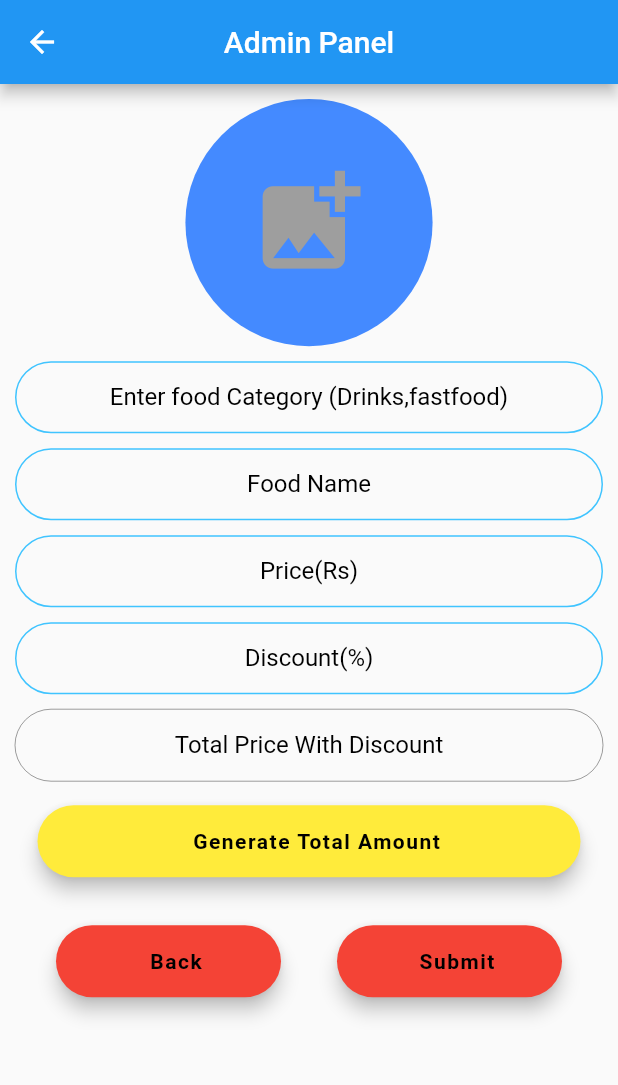
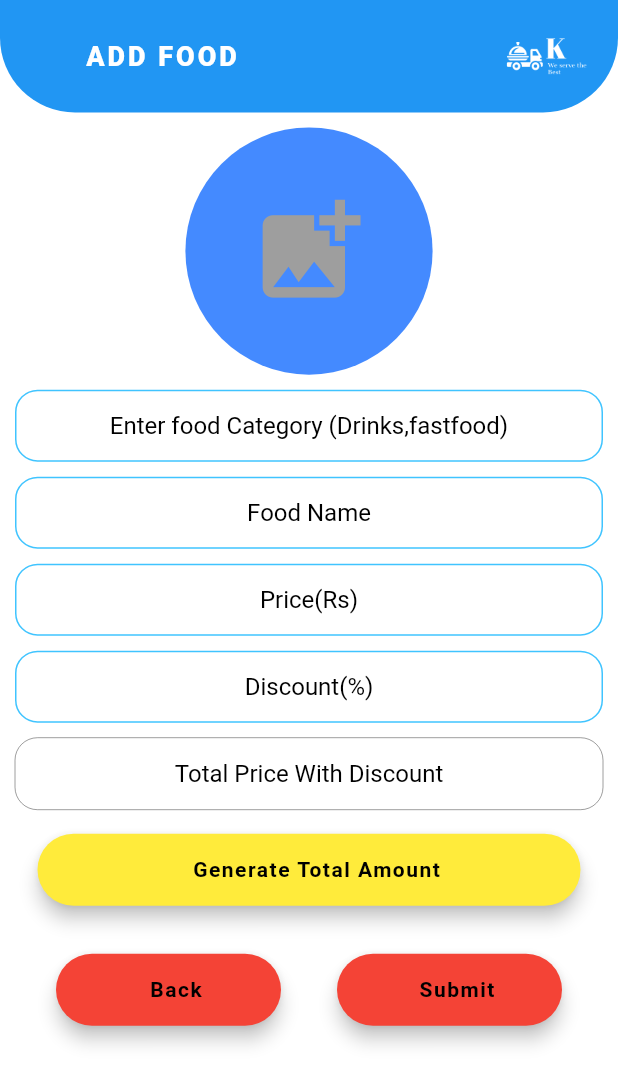
Before and after one commit to darkamgel/KHANPIN, a Flutter app: the Homepageadmin screen opened by its route, after a tap on the "add" icon, on a phone screen of 412 x 824 dp. Shown: the top 1085 px of the screen. Run offline on Flutter 3.47's test engine with Material 2 defaults, Android fonts, the phone set to English and light mode, and no system bars; our stand-ins replace cloud_firestore, country_code_picker, firebase_auth, firebase_core, firebase_storage, fluttertoast and 7 more; accounts and stored records are empty.

Commit message:
comment code

```diff
--- a/lib/Screens/admin/addfood.dart
+++ b/lib/Screens/admin/addfood.dart
@@ -11,7 +11,6 @@ import 'package:khan_pin/widgets/loading_dialog.dart';
 import 'package:firebase_storage/firebase_storage.dart' as fstorage;
 
 class AddFoodForm extends StatefulWidget {
-
   static const String idscreen = "foodform";
   AddFoodForm({Key? key}) : super(key: key);
 
@@ -20,7 +19,280 @@ class AddFoodForm extends StatefulWidget {
 }
 
 class _AddFoodFormState extends State<AddFoodForm> {
-  bool ? update;
+  bool? update;
+  TextEditingController food_category_controller = TextEditingController();
+  TextEditingController food_name_controller = TextEditingController();
+  TextEditingController food_price_controller = TextEditingController();
+  TextEditingController food_dicount_controller = TextEditingController();
+
+  TextEditingController totalprice_controller = TextEditingController();
+
+  XFile? imageXFile;
+  final ImagePicker _picker = ImagePicker();
+
+  String foodImageUrl = "";
+
+  Future<void> formvalidation() async {
+    if (imageXFile == null) {
+      displayToastMessage("Please select an food image", context);
+    }
+    if (food_category_controller.text.isNotEmpty &&
+        food_name_controller.text.isNotEmpty &&
+        food_price_controller.text.isNotEmpty &&
+        food_dicount_controller.text.isNotEmpty) {
+      showDialog(
+          context: context,
+          builder: (c) {
+            return LoadingDialog(
+              message: "Saving Data...",
+            );
+          });
+
+      String fileName = DateTime.now().microsecondsSinceEpoch.toString();
+      fstorage.Reference reference = fstorage.FirebaseStorage.instance
+          .ref()
+          .child("foodimage")
+          .child(fileName);
+      fstorage.UploadTask uploadTask =
+          reference.putFile(File(imageXFile!.path));
+      fstorage.TaskSnapshot taskSnapshot = await uploadTask.whenComplete(() {});
+      await taskSnapshot.ref.getDownloadURL().then((url) {
+        foodImageUrl = url;
+
+        //  save info to firestore database
+      });
+    } else {
+      displayToastMessage("Fill The All Required Field", context);
+    }
+  }
+
+  Future<void> _getImage() async {
+    imageXFile = await _picker.pickImage(source: ImageSource.gallery);
+
+    setState(() {
+      imageXFile;
+    });
+  }
+
+  Future saveDatatoFirestore(User currentUser) async {
+    FirebaseFirestore.instance.collection("food").add({
+      "foodUID": currentUser.uid,
+      "foodurl": foodImageUrl,
+      "foodcategory": food_category_controller.text.trim(),
+      "foodname": food_name_controller.text.trim(),
+      "price": food_price_controller.text.trim(),
+      "discount": food_dicount_controller.text.trim(),
+      "price_with_discount": totalprice_controller.text.trim(),
+    }).whenComplete(() {
+      Navigator.of(context)
+          .push(MaterialPageRoute(builder: (c) => Homepageadmin()));
+    });
+  }
+
+  @override
+  Widget build(BuildContext context) {
+    return SafeArea(
+      child: Scaffold(
+        backgroundColor: Colors.white,
+        body: SingleChildScrollView(
+          child: Column(
+            mainAxisAlignment: MainAxisAlignment.center,
+            children: [
+              Container(
+                height: 75,
+                width: double.infinity,
+                decoration: BoxDecoration(
+                    color: Colors.blue[500],
+                    borderRadius: BorderRadius.only(
+                        bottomRight: Radius.circular(50),
+                        bottomLeft: Radius.circular(50))),
+                child: Row(
+                  mainAxisAlignment: MainAxisAlignment.spaceBetween,
+                  // mainAxisAlignment: MainAxisAlignment.spaceEvenly,
+                  children: [
+                    Padding(
+                      padding: const EdgeInsets.only(left: 50),
+                      child: Text(
+                        " Add Food ".toUpperCase(),
+                        style: kStyle.copyWith(
+                            fontSize: 18.0,
+                            color: Colors.white,
+                            letterSpacing: 2,
+                            fontWeight: FontWeight.w900),
+                      ),
+                    ),
+                    Padding(
+                      padding: const EdgeInsets.only(right: 10),
+                      child: Image.asset(
+                        "images/logo.png",
+                        fit: BoxFit.cover,
+                        color: Colors.white,
+                      ),
+                    ),
+                  ],
+                ),
+              ),
+              SizedBox(
+                height: 10,
+              ),
+              InkWell(
+                onTap: () {
+                  _getImage();
+                },
+                child: CircleAvatar(
+                  radius: MediaQuery.of(context).size.width * 0.20,
+                  backgroundColor: Colors.blueAccent.shade200,
+                  backgroundImage: imageXFile == null
+                      ? null
+                      : FileImage(File(imageXFile!.path)),
+                  child: imageXFile == null
+                      ? Icon(
+                          Icons.add_photo_alternate,
+                          size: MediaQuery.of(context).size.width * 0.20,
+                          color: Colors.grey,
+                        )
+                      : null,
+                ),
+              ),
+              SizedBox(
+                height: 10,
+              ),
+              Padding(
+                padding: const EdgeInsets.only(left: 10, right: 10),
+                child: TextField(
+                  onChanged: (value) {
+                    food_category_controller.text = value;
+                  },
+                  textAlign: TextAlign.center,
+                  decoration: kTextFieldDecoration.copyWith(
+                      hintText: "Enter food Category (Drinks,fastfood)",
+                      hintStyle: kHintStyle),
+                ),
+              ),
+              SizedBox(
+                height: 10,
+              ),
+              Padding(
+                padding: const EdgeInsets.only(left: 10, right: 10),
+                child: TextField(
+                  onChanged: (value) {
+                    food_name_controller.text = value;
+                  },
+                  textAlign: TextAlign.center,
+                  decoration: kTextFieldDecoration.copyWith(
+                      hintText: "Food Name", hintStyle: kHintStyle),
+                ),
+              ),
+              SizedBox(
+                height: 10,
+              ),
+              Padding(
+                padding: const EdgeInsets.only(left: 10, right: 10),
+                child: TextField(
+                  keyboardType: TextInputType.number,
+                  onChanged: (value) {
+                    food_price_controller.text = value;
+                  },
+                  textAlign: TextAlign.center,
+                  decoration: kTextFieldDecoration.copyWith(
+                      hintText: "Price(Rs)", hintStyle: kHintStyle),
+                ),
+              ),
+              SizedBox(
+                height: 10,
+              ),
+              Padding(
+                padding: const EdgeInsets.only(left: 10, right: 10),
+                child: TextField(
+                  keyboardType: TextInputType.number,
+                  onChanged: (value) {
+                    food_dicount_controller.text = value;
+                  },
+                  textAlign: TextAlign.center,
+                  decoration: kTextFieldDecoration.copyWith(
+                      hintText: "Discount(%)", hintStyle: kHintStyle),
+                ),
+              ),
+              SizedBox(
+                height: 10,
+              ),
+              Padding(
+                padding: const EdgeInsets.only(left: 10, right: 10),
+                child: TextField(
+                  controller: totalprice_controller,
+                  enabled: false,
+                  keyboardType: TextInputType.number,
+                  textAlign: TextAlign.center,
+                  decoration: kTextFieldDecoration.copyWith(
+                      hintText: "Total Price With Discount",
+                      hintStyle: kHintStyle),
+                ),
+              ),
+              Padding(
+                padding: const EdgeInsets.only(left: 25.0, right: 25),
+                child: Button1(
+                    color: Colors.yellow,
+                    button_name: "Generate Total Amount",
+                    onPress: () {
+                      double dis_rate =
+                          double.parse(food_dicount_controller.text) / 100;
+
+                      double dis_amount =
+                          double.parse(food_price_controller.text) * dis_rate;
+
+                      double total_price =
+                          double.parse(food_price_controller.text) - dis_amount;
+
+                      totalprice_controller.text = total_price.toString();
+
+                      // totalprice_controller = food_price_controller - (food_price_controller * (food_dicount_controller / 100));
+                    },
+                    height: 42,
+                    width: 150),
+              ),
+              Row(
+                mainAxisAlignment: MainAxisAlignment.spaceEvenly,
+                children: [
+                  Button1(
+                      color: Colors.red,
+                      button_name: "Back",
+                      width: 150,
+                      height: 42,
+                      onPress: () {
+                        Navigator.pop(context);
+                      }),
+                  Button1(
+                      color: Colors.red,
+                      button_name: "Submit",
+                      width: 150,
+                      height: 42,
+                      onPress: () async {
+                        await formvalidation();
+
+                        if (FirebaseAuth.instance.currentUser != null) {
+                          await saveDatatoFirestore(firebaseAuth.currentUser!);
+                        }
+                      }),
+                ],
+              )
+            ],
+          ),
+        ),
+      ),
+    );
+  }
+}
+
+class UpdateFoodForm extends StatefulWidget {
+  static const String idscreen = "foodform";
+  UpdateFoodForm({Key? key}) : super(key: key);
+
+  @override
+  State<UpdateFoodForm> createState() => _UpdateFoodFormState();
+}
+
+class _UpdateFoodFormState extends State<UpdateFoodForm> {
+  bool? update;
   TextEditingController food_category_controller = TextEditingController();
   TextEditingController food_name_controller = TextEditingController();
   TextEditingController food_price_controller = TextEditingController();
@@ -252,248 +524,3 @@ class _AddFoodFormState extends State<AddFoodForm> {
     );
   }
 }
-
-
-
-class UpdateFoodForm extends StatefulWidget {
-
-  static const String idscreen = "foodform";
-  UpdateFoodForm({Key? key}) : super(key: key);
-
-  @override
-  State<UpdateFoodForm> createState() => _UpdateFoodFormState();
-}
-
-class _UpdateFoodFormState extends State<UpdateFoodForm> {
-  bool ? update;
-  TextEditingController food_category_controller = TextEditingController();
-  TextEditingController food_name_controller = TextEditingController();
-  TextEditingController food_price_controller = TextEditingController();
-  TextEditingController food_dicount_controller = TextEditingController();
-
-  TextEditingController totalprice_controller = TextEditingController();
-
-  XFile? imageXFile;
-  final ImagePicker _picker = ImagePicker();
-
-  String foodImageUrl = "";
-
-  Future<void> formvalidation() async {
-    if (imageXFile == null) {
-      displayToastMessage("Please select an food image", context);
-    }
-    if (food_category_controller.text.isNotEmpty &&
-        food_name_controller.text.isNotEmpty &&
-        food_price_controller.text.isNotEmpty &&
-        food_dicount_controller.text.isNotEmpty) {
-      showDialog(
-          context: context,
-          builder: (c) {
-            return LoadingDialog(
-              message: "Saving Data...",
-            );
-          });
-
-      String fileName = DateTime.now().microsecondsSinceEpoch.toString();
-      fstorage.Reference reference = fstorage.FirebaseStorage.instance
-          .ref()
-          .child("foodimage")
-          .child(fileName);
-      fstorage.UploadTask uploadTask =
-          reference.putFile(File(imageXFile!.path));
-      fstorage.TaskSnapshot taskSnapshot = await uploadTask.whenComplete(() {});
-      await taskSnapshot.ref.getDownloadURL().then((url) {
-        foodImageUrl = url;
-
-        //  save info to firestore database
-      });
-    } else {
-      displayToastMessage("Fill The All Required Field", context);
-    }
-  }
-
-  Future<void> _getImage() async {
-    imageXFile = await _picker.pickImage(source: ImageSource.gallery);
-
-    setState(() {
-      imageXFile;
-    });
-  }
-
-  Future saveDatatoFirestore(User currentUser) async {
-    FirebaseFirestore.instance.collection("food").add({
-      "foodUID": currentUser.uid,
-      "foodurl": foodImageUrl,
-      "foodcategory": food_category_controller.text.trim(),
-      "foodname": food_name_controller.text.trim(),
-      "price": food_price_controller.text.trim(),
-      "discount": food_dicount_controller.text.trim(),
-      "price_with_discount": totalprice_controller.text.trim(),
-    }).whenComplete(() {
-      Navigator.of(context)
-          .push(MaterialPageRoute(builder: (c) => Homepageadmin()));
-    });
-  }
-
-  @override
-  Widget build(BuildContext context) {
-    return SafeArea(
-      child: Scaffold(
-        appBar: AppBar(
-          title: Text("Admin Panel"),
-          centerTitle: true,
-        ),
-        body: SingleChildScrollView(
-          child: Column(
-            mainAxisAlignment: MainAxisAlignment.center,
-            children: [
-              SizedBox(
-                height: 10,
-              ),
-              InkWell(
-                onTap: () {
-                  _getImage();
-                },
-                child: CircleAvatar(
-                  radius: MediaQuery.of(context).size.width * 0.20,
-                  backgroundColor: Colors.blueAccent.shade200,
-                  backgroundImage: imageXFile == null
-                      ? null
-                      : FileImage(File(imageXFile!.path)),
-                  child: imageXFile == null
-                      ? Icon(
-                          Icons.add_photo_alternate,
-                          size: MediaQuery.of(context).size.width * 0.20,
-                          color: Colors.grey,
-                        )
-                      : null,
-                ),
-              ),
-              SizedBox(
-                height: 10,
-              ),
-              Padding(
-                padding: const EdgeInsets.only(left: 10, right: 10),
-                child: TextField(
-                  onChanged: (value) {
-                    food_category_controller.text = value;
-                  },
-                  textAlign: TextAlign.center,
-                  decoration: kTextFieldDecoration.copyWith(
-                      hintText: "Enter food Category (Drinks,fastfood)",
-                      hintStyle: kHintStyle),
-                ),
-              ),
-              SizedBox(
-                height: 10,
-              ),
-              Padding(
-                padding: const EdgeInsets.only(left: 10, right: 10),
-                child: TextField(
-                  onChanged: (value) {
-                    food_name_controller.text = value;
-                  },
-                  textAlign: TextAlign.center,
-                  decoration: kTextFieldDecoration.copyWith(
-                      hintText: "Food Name", hintStyle: kHintStyle),
-                ),
-              ),
-              SizedBox(
-                height: 10,
-              ),
-              Padding(
-                padding: const EdgeInsets.only(left: 10, right: 10),
-                child: TextField(
-                  keyboardType: TextInputType.number,
-                  onChanged: (value) {
-                    food_price_controller.text = value;
-                  },
-                  textAlign: TextAlign.center,
-                  decoration: kTextFieldDecoration.copyWith(
-                      hintText: "Price(Rs)", hintStyle: kHintStyle),
-                ),
-              ),
-              SizedBox(
-                height: 10,
-              ),
-              Padding(
-                padding: const EdgeInsets.only(left: 10, right: 10),
-                child: TextField(
-                  keyboardType: TextInputType.number,
-                  onChanged: (value) {
-                    food_dicount_controller.text = value;
-                  },
-                  textAlign: TextAlign.center,
-                  decoration: kTextFieldDecoration.copyWith(
-                      hintText: "Discount(%)", hintStyle: kHintStyle),
-                ),
-              ),
-              SizedBox(
-                height: 10,
-              ),
-              Padding(
-                padding: const EdgeInsets.only(left: 10, right: 10),
-                child: TextField(
-                  controller: totalprice_controller,
-                  enabled: false,
-                  keyboardType: TextInputType.number,
-                  textAlign: TextAlign.center,
-                  decoration: kTextFieldDecoration.copyWith(
-                      hintText: "Total Price With Discount",
-                      hintStyle: kHintStyle),
-                ),
-              ),
-              Padding(
-                padding: const EdgeInsets.only(left: 25.0, right: 25),
-                child: Button1(
-                    color: Colors.yellow,
-                    button_name: "Generate Total Amount",
-                    onPress: () {
-                      double dis_rate =
-                          double.parse(food_dicount_controller.text) / 100;
-
-                      double dis_amount =
-                          double.parse(food_price_controller.text) * dis_rate;
-
-                      double total_price =
-                          double.parse(food_price_controller.text) - dis_amount;
-
-                      totalprice_controller.text = total_price.toString();
-
-                      // totalprice_controller = food_price_controller - (food_price_controller * (food_dicount_controller / 100));
-                    },
-                    height: 42,
-                    width: 150),
-              ),
-              Row(
-                mainAxisAlignment: MainAxisAlignment.spaceEvenly,
-                children: [
-                  Button1(
-                      color: Colors.red,
-                      button_name: "Back",
-                      width: 150,
-                      height: 42,
-                      onPress: () {
-                        Navigator.pop(context);
-                      }),
-                  Button1(
-                      color: Colors.red,
-                      button_name: "Submit",
-                      width: 150,
-                      height: 42,
-                      onPress: () async {
-                        await formvalidation();
-
-                        if (FirebaseAuth.instance.currentUser != null) {
-                          await saveDatatoFirestore(firebaseAuth.currentUser!);
-                        }
-                      }),
-                ],
-              )
-            ],
-          ),
-        ),
-      ),
-    );
-  }
-}
--- a/lib/Screens/admin/homescreenadmin.dart
+++ b/lib/Screens/admin/homescreenadmin.dart
@@ -9,6 +9,8 @@ import 'package:khan_pin/constants.dart';
 import 'package:khan_pin/firstScreen.dart';
 import 'package:khan_pin/widgets/food_card_item.dart';
 
+final FirebaseFirestore _firestore = FirebaseFirestore.instance;
+
 class Homepageadmin extends StatefulWidget {
   static const String idscreen = "home_admin";
   Homepageadmin({Key? key}) : super(key: key);
@@ -18,6 +20,16 @@ class Homepageadmin extends StatefulWidget {
 }
 
 class _HomepageadminState extends State<Homepageadmin> {
+  @override
+  void initState() {
+    // _fetchName();
+  }
+
+  @override
+  void dispose() {
+    super.dispose();
+  }
+
   Future<void> downloadURLExample() async {
     // Within your widgets:
     // Image.network(downloadURL);
@@ -42,56 +54,57 @@ class _HomepageadminState extends State<Homepageadmin> {
 
         // ),
 
-
         body: Column(
           children: [
-
             Container(
               height: 75,
               width: double.infinity,
-
               decoration: BoxDecoration(
-                color: Colors.pink,
-                borderRadius: BorderRadius.only(bottomRight: Radius.circular(0) , bottomLeft: Radius.circular(50))),
-
+                  color: Colors.blue[500],
+                  borderRadius: BorderRadius.only(
+                      bottomRight: Radius.circular(0),
+                      bottomLeft: Radius.circular(50))),
               child: Row(
                 mainAxisAlignment: MainAxisAlignment.spaceBetween,
                 // mainAxisAlignment: MainAxisAlignment.spaceEvenly,
                 children: [
-
-                    Text(" Welcome ${FirebaseAuth.instance.currentUser!.displayName}" , style: kStyle.copyWith(
+                  Padding(
+                    padding: const EdgeInsets.only(left: 50),
+                    child: Text(
+                      " Welcome ${resturantName} ".toUpperCase(),
+                      style: kStyle.copyWith(
                           fontSize: 18.0,
                           color: Colors.white,
-                      letterSpacing: 2
-
-                      ),),
-
-
-                    Image.asset("images/logo.png" ,fit: BoxFit.cover, color: Colors.white,),
+                          letterSpacing: 2,
+                          fontWeight: FontWeight.w900),
+                    ),
+                  ),
+                  Image.asset(
+                    "images/logo.png",
+                    fit: BoxFit.cover,
+                    color: Colors.white,
+                  ),
                 ],
               ),
-
             ),
-
-            Searchbar(
-              onPress: (){
+            Padding(
+              padding: const EdgeInsets.all(8.0),
+              child: Searchbar(
+                onPress: () {
                   print("Search button");
                 },
                 margin: 5,
-
               ),
-
-
-
+            ),
             Expanded(
               child: ListView(
-
                 children: [
-
                   SingleChildScrollView(
                     child: Center(
                       child: StreamBuilder<QuerySnapshot>(
-                      stream: FirebaseFirestore.instance.collection('food').snapshots(),
+                        stream: FirebaseFirestore.instance
+                            .collection('food')
+                            .snapshots(),
                         builder: (context, snapshot) {
                           if (snapshot.hasData) {
                             final services = snapshot.data!.docs;
@@ -130,18 +143,6 @@ class _HomepageadminState extends State<Homepageadmin> {
             ),
           ],
         ),
-        // SingleChildScrollView(
-        //   child: Center(
-        //     child: Column(
-        //       mainAxisAlignment: MainAxisAlignment.center,
-        //       children: [
-
-        //       ],
-
-        //     ),
-
-        //   ),
-        // ),
 
         floatingActionButton: FloatingActionButton(
           onPressed: () {
@@ -154,14 +155,26 @@ class _HomepageadminState extends State<Homepageadmin> {
       ),
     );
   }
+}
 
-  // buildTile(category, name, url ,BuildContext context){
-  //   return ListTile(
-  //     leading: CircleAvatar(backgroundImage:NetworkImage(url), radius: 50,),
-  //     title: Text(category),
 
-  //   );
+//   Future<String> _fetchName() async {
 
+//   if (firebaseUser != null)
+//   print("test-1");
+//     await _firestore
+//         .collection('admin')
+//         .doc(FirebaseAuth.instance.currentUser!.uid)
+//         .get()
+//         .then((DocumentSnapshot documentSnapshot) {
+//       resturantName = documentSnapshot.get('resturantName');
+//       print("test-2");
+//       print(resturantName);
+
+//     }).catchError((e) {
+//       print(e);
+//     });
+
+
+//   return resturantName;
 // }
-
-}
--- a/lib/Screens/admin/loginScreenadmin.dart
+++ b/lib/Screens/admin/loginScreenadmin.dart
@@ -24,6 +24,7 @@ class LoginScreenadmin extends StatefulWidget {
 class _LoginScreenadminState extends State<LoginScreenadmin> {
 
   String? phonenumber;
+  String ? uid;
   // String? username;
   // String? email;
   // String? resturantname;
@@ -257,6 +258,7 @@ class _LoginScreenadminState extends State<LoginScreenadmin> {
                       //   });
                       FirebaseFirestore.instance.collection("admin").add({
 
+                        // "uid":FirebaseAuth.instance.currentUser!.uid,
                         "phonenumner":phonenumber,
                         "adminName": username_controller.text.trim(),
                         "resturantName": resturantname_controller.text.trim(),
--- a/lib/constants.dart
+++ b/lib/constants.dart
@@ -13,17 +13,27 @@ const kTextFieldDecoration = InputDecoration(
   labelStyle: TextStyle(color: Colors.deepOrangeAccent),
   contentPadding: EdgeInsets.symmetric(vertical: 10.0, horizontal: 20.0),
   border: OutlineInputBorder(
-    borderRadius: BorderRadius.all(Radius.circular(32.0)),
+    borderRadius: BorderRadius.all(Radius.circular(15.0)),
   ),
   enabledBorder: OutlineInputBorder(
     borderSide: BorderSide(color: Colors.lightBlueAccent, width: 1.0),
-    borderRadius: BorderRadius.all(Radius.circular(32.0)),
+    borderRadius: BorderRadius.all(Radius.circular(15.0)),
   ),
   focusedBorder: OutlineInputBorder(
     borderSide: BorderSide(color: Colors.teal, width: 2.0),
-    borderRadius: BorderRadius.all(Radius.circular(32.0)),
+    borderRadius: BorderRadius.all(Radius.circular(15.0)),
   ),
 );
+
+
+
+
+
+
+
+
+
+
 
 displayToastMessage(String message, BuildContext context) {
   Fluttertoast.showToast(msg: message);
@@ -41,14 +51,15 @@ const kDiscountTextStyle =  TextStyle(fontSize: 14 , fontWeight: FontWeight.bold
 bool isresturantowner = true;
 
 FirebaseAuth firebaseAuth = FirebaseAuth.instance;
+final firebaseUser = firebaseAuth.currentUser;
+final FirebaseFirestore _firestore = FirebaseFirestore.instance;
 
 
-// Reference photoReference = FirebaseStorage.instance.ref().child('foodimage');
-// Reference usersRef =
-//       FirebaseFirestore.instance.reference().child("users");
-// // Reference adminReference = FirebaseFirestore.instance.collection("admin").doc(admin);
+
 
 
 User ? currentfirebaseUser;
 
 Admin ? admin;
+
+String resturantName='';
```
Lines whose indentation alone changed are shown as unchanged.
